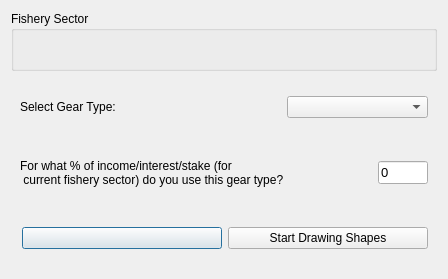
Above: oom_cobi_loreto/Interview/selectgear.ui from Ecotrust/openoceanmap-desktop before the change. Below: the same form after it.
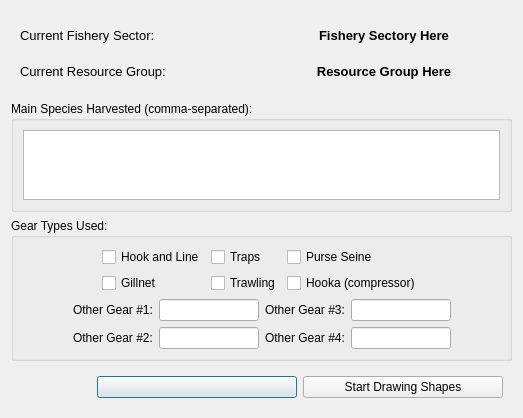
That is the form after the change.

Commit message: Updating UIs to support collecting resource groups up front instead of gear types and loop through those with % interest > 0.  Added other field to ecotourism.  Number of other small changes.

What changed in the file:
```diff
--- a/oom_cobi_loreto/Interview/selectgear.ui
+++ b/oom_cobi_loreto/Interview/selectgear.ui
@@ -6,70 +6,132 @@
    <rect>
     <x>0</x>
     <y>0</y>
-    <width>448</width>
-    <height>279</height>
+    <width>523</width>
+    <height>403</height>
    </rect>
   </property>
   <property name="windowTitle" >
    <string>OpenOceanMap - Select Gear</string>
   </property>
-  <layout class="QVBoxLayout" >
+  <layout class="QVBoxLayout" name="verticalLayout_8" >
    <item>
-    <widget class="QGroupBox" name="groupBox" >
-     <property name="minimumSize" >
-      <size>
-       <width>0</width>
-       <height>60</height>
-      </size>
-     </property>
-     <property name="title" >
-      <string>Fishery Sector</string>
-     </property>
+    <widget class="QWidget" native="1" name="widget_3" >
+     <layout class="QVBoxLayout" name="verticalLayout" >
+      <item>
+       <layout class="QHBoxLayout" name="horizontalLayout_2" >
+        <item>
+         <widget class="QLabel" name="label" >
+          <property name="font" >
+           <font>
+            <pointsize>10</pointsize>
+           </font>
+          </property>
+          <property name="text" >
+           <string>Current Fishery Sector: </string>
+          </property>
+         </widget>
+        </item>
+        <item>
      <widget class="QLabel" name="fishery_sector_label" >
-      <property name="geometry" >
-       <rect>
-        <x>0</x>
-        <y>10</y>
-        <width>408</width>
-        <height>40</height>
-       </rect>
-      </property>
       <property name="minimumSize" >
        <size>
-        <width>0</width>
-        <height>40</height>
+            <width>100</width>
+            <height>30</height>
        </size>
       </property>
       <property name="font" >
        <font>
-        <pointsize>14</pointsize>
+            <pointsize>10</pointsize>
+            <weight>75</weight>
+            <bold>true</bold>
        </font>
       </property>
       <property name="text" >
-       <string/>
+           <string>Fishery Sectory Here</string>
       </property>
       <property name="alignment" >
        <set>Qt::AlignCenter</set>
       </property>
      </widget>
-    </widget>
-   </item>
+        </item>
+       </layout>
+      </item>
    <item>
-    <widget class="QWidget" native="1" name="widget" >
-     <layout class="QHBoxLayout" >
+       <layout class="QHBoxLayout" name="horizontalLayout" >
       <item>
-       <widget class="QLabel" name="fishery_text" >
+         <widget class="QLabel" name="label_2" >
+          <property name="font" >
+           <font>
+            <pointsize>10</pointsize>
+           </font>
+          </property>
         <property name="text" >
-         <string>Select Gear Type:</string>
+           <string>Current Resource Group:</string>
         </property>
        </widget>
       </item>
       <item>
-       <spacer>
+         <widget class="QLabel" name="resource_group_label" >
+          <property name="minimumSize" >
+           <size>
+            <width>100</width>
+            <height>30</height>
+           </size>
+          </property>
+          <property name="font" >
+           <font>
+            <pointsize>10</pointsize>
+            <weight>75</weight>
+            <bold>true</bold>
+           </font>
+          </property>
+          <property name="text" >
+           <string>Resource Group Here</string>
+          </property>
+          <property name="alignment" >
+           <set>Qt::AlignCenter</set>
+          </property>
+         </widget>
+        </item>
+       </layout>
+      </item>
+     </layout>
+     <zorder>fishery_text_3</zorder>
+     <zorder>gear_perc_income</zorder>
+     <zorder>groupBox_2</zorder>
+     <zorder>label</zorder>
+     <zorder>fishery_sector_label</zorder>
+     <zorder>label_2</zorder>
+     <zorder>resource_group_label</zorder>
+     <zorder>groupBox_2</zorder>
+    </widget>
+   </item>
+   <item>
+    <widget class="QGroupBox" name="groupBox_2" >
+     <property name="title" >
+      <string>Main Species Harvested (comma-separated):</string>
+     </property>
+     <layout class="QHBoxLayout" name="horizontalLayout_9" >
+      <item>
+       <widget class="QTextEdit" name="textEdit" />
+      </item>
+     </layout>
+    </widget>
+   </item>
+   <item>
+    <widget class="QGroupBox" name="groupBox" >
+     <property name="title" >
+      <string>Gear Types Used:</string>
+     </property>
+     <layout class="QVBoxLayout" name="verticalLayout_7" >
+      <item>
+       <layout class="QHBoxLayout" name="horizontalLayout_7" >
+        <item>
+         <spacer name="horizontalSpacer_2" >
         <property name="orientation" >
          <enum>Qt::Horizontal</enum>
         </property>
-        <property name="sizeHint" >
+          <property name="sizeHint" stdset="0" >
          <size>
           <width>40</width>
           <height>20</height>
@@ -78,75 +140,82 @@
        </spacer>
       </item>
       <item>
-       <widget class="QComboBox" name="gear_comboBox" >
-        <property name="maximumSize" >
-         <size>
-          <width>300</width>
-          <height>16777215</height>
-         </size>
-        </property>
+         <layout class="QVBoxLayout" name="verticalLayout_4" >
         <item>
-         <property name="text" >
-          <string/>
-         </property>
-        </item>
-        <item>
+           <widget class="QCheckBox" name="gear_hook_line" >
          <property name="text" >
           <string>Hook and Line</string>
          </property>
+           </widget>
         </item>
         <item>
+           <widget class="QCheckBox" name="gear_gillnet" >
          <property name="text" >
-          <string>Gillnets</string>
-         </property>
-        </item>
-        <item>
-         <property name="text" >
-          <string>Hooka (compressor)</string>
-         </property>
+             <string>Gillnet</string>
+            </property>
+           </widget>
+          </item>
+         </layout>
         </item>
         <item>
+         <layout class="QVBoxLayout" name="verticalLayout_5" >
+          <item>
+           <widget class="QCheckBox" name="gear_traps" >
          <property name="text" >
           <string>Traps</string>
          </property>
+           </widget>
         </item>
         <item>
+           <widget class="QCheckBox" name="gear_trawling" >
          <property name="text" >
           <string>Trawling</string>
          </property>
-        </item>
+           </widget>
+          </item>
+         </layout>
+        </item>
         <item>
+         <layout class="QVBoxLayout" name="verticalLayout_6" >
+          <item>
+           <widget class="QCheckBox" name="gear_purse_seine" >
          <property name="text" >
           <string>Purse Seine</string>
          </property>
+           </widget>
         </item>
         <item>
+           <widget class="QCheckBox" name="gear_hooka" >
          <property name="text" >
-          <string>Other</string>
-         </property>
-        </item>
+             <string>Hooka (compressor)</string>
+            </property>
        </widget>
       </item>
      </layout>
-    </widget>
    </item>
    <item>
-    <widget class="QWidget" native="1" name="widget_3" >
-     <layout class="QHBoxLayout" >
-      <item>
-       <widget class="QLabel" name="fishery_text_3" >
-        <property name="text" >
-         <string>For what % of income/interest/stake (for 
- current fishery sector) do you use this gear type?</string>
-        </property>
-       </widget>
-      </item>
+         <spacer name="horizontalSpacer" >
+          <property name="orientation" >
+           <enum>Qt::Horizontal</enum>
+          </property>
+          <property name="sizeHint" stdset="0" >
+           <size>
+            <width>40</width>
+            <height>20</height>
+           </size>
+          </property>
+         </spacer>
+        </item>
+       </layout>
+      </item>
       <item>
-       <spacer>
+       <layout class="QHBoxLayout" name="horizontalLayout_8" >
+        <item>
+         <spacer name="horizontalSpacer_3" >
         <property name="orientation" >
          <enum>Qt::Horizontal</enum>
         </property>
-        <property name="sizeHint" >
+          <property name="sizeHint" stdset="0" >
          <size>
           <width>40</width>
           <height>20</height>
@@ -155,31 +224,111 @@
        </spacer>
       </item>
       <item>
-       <widget class="QLineEdit" name="gear_perc_income" >
-        <property name="enabled" >
-         <bool>true</bool>
-        </property>
-        <property name="minimumSize" >
+         <layout class="QVBoxLayout" name="verticalLayout_3" >
+          <item>
+           <layout class="QHBoxLayout" name="horizontalLayout_3" >
+            <item>
+             <widget class="QLabel" name="label_3" >
+              <property name="text" >
+               <string>Other Gear #1:</string>
+              </property>
+             </widget>
+            </item>
+            <item>
+             <widget class="QLineEdit" name="gear_other_1" >
+              <property name="maximumSize" >
          <size>
-          <width>50</width>
-          <height>0</height>
-         </size>
-        </property>
+                <width>100</width>
+                <height>16777215</height>
+               </size>
+              </property>
+             </widget>
+            </item>
+           </layout>
+          </item>
+          <item>
+           <layout class="QHBoxLayout" name="horizontalLayout_4" >
+            <item>
+             <widget class="QLabel" name="label_5" >
+              <property name="text" >
+               <string>Other Gear #2:</string>
+              </property>
+             </widget>
+            </item>
+            <item>
+             <widget class="QLineEdit" name="gear_other_2" >
         <property name="maximumSize" >
          <size>
-          <width>50</width>
+                <width>100</width>
           <height>16777215</height>
          </size>
         </property>
-        <property name="font" >
-         <font>
-          <pointsize>10</pointsize>
-         </font>
-        </property>
+             </widget>
+            </item>
+           </layout>
+          </item>
+         </layout>
+        </item>
+        <item>
+         <layout class="QVBoxLayout" name="verticalLayout_2" >
+          <item>
+           <layout class="QHBoxLayout" name="horizontalLayout_6" >
+            <item>
+             <widget class="QLabel" name="label_4" >
+              <property name="text" >
+               <string>Other Gear #3:</string>
+              </property>
+             </widget>
+            </item>
+            <item>
+             <widget class="QLineEdit" name="gear_other_3" >
+              <property name="maximumSize" >
+               <size>
+                <width>100</width>
+                <height>16777215</height>
+               </size>
+              </property>
+             </widget>
+            </item>
+           </layout>
+          </item>
+          <item>
+           <layout class="QHBoxLayout" name="horizontalLayout_5" >
+            <item>
+             <widget class="QLabel" name="label_6" >
         <property name="text" >
-         <string>0</string>
-        </property>
-       </widget>
+               <string>Other Gear #4:</string>
+              </property>
+             </widget>
+            </item>
+            <item>
+             <widget class="QLineEdit" name="gear_other_4" >
+              <property name="maximumSize" >
+               <size>
+                <width>100</width>
+                <height>16777215</height>
+               </size>
+              </property>
+             </widget>
+            </item>
+           </layout>
+          </item>
+         </layout>
+        </item>
+        <item>
+         <spacer name="horizontalSpacer_4" >
+          <property name="orientation" >
+           <enum>Qt::Horizontal</enum>
+          </property>
+          <property name="sizeHint" stdset="0" >
+           <size>
+            <width>40</width>
+            <height>20</height>
+           </size>
+          </property>
+         </spacer>
+        </item>
+       </layout>
       </item>
      </layout>
     </widget>
@@ -192,7 +341,7 @@
         <property name="orientation" >
          <enum>Qt::Horizontal</enum>
         </property>
-        <property name="sizeHint" >
+        <property name="sizeHint" stdset="0" >
          <size>
           <width>40</width>
           <height>20</height>
```
Left out of the diff: 2 changed lines with no effect on the pictures. Lines whose indentation alone changed are shown as unchanged. The commit also changes 19 other files.
